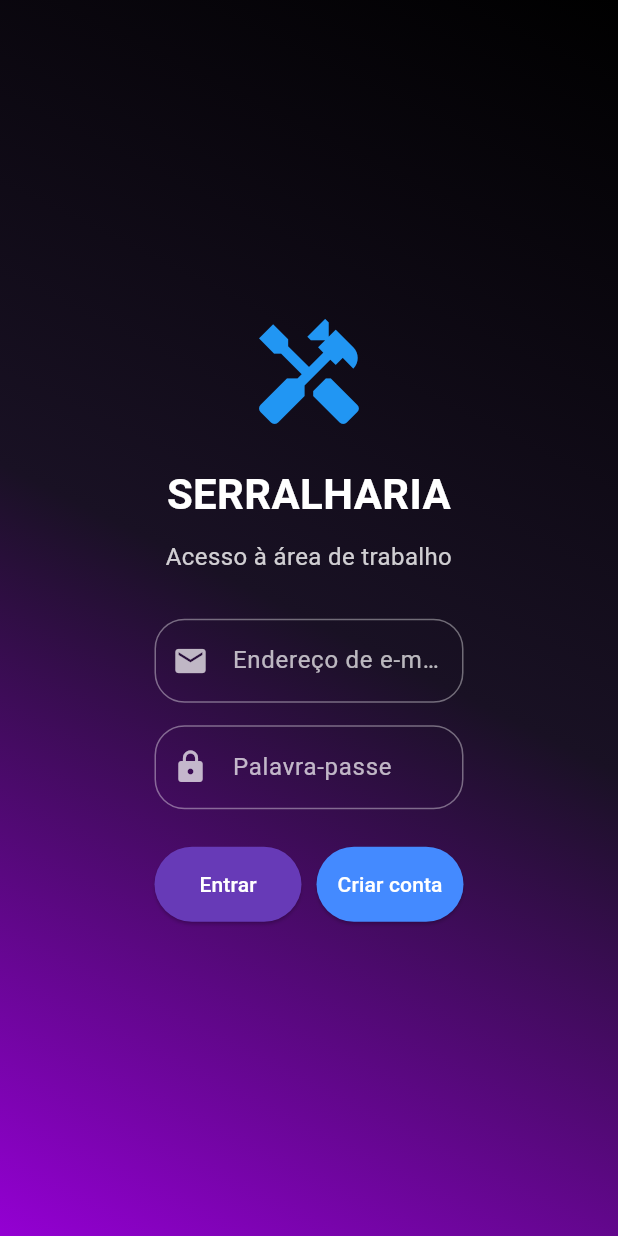
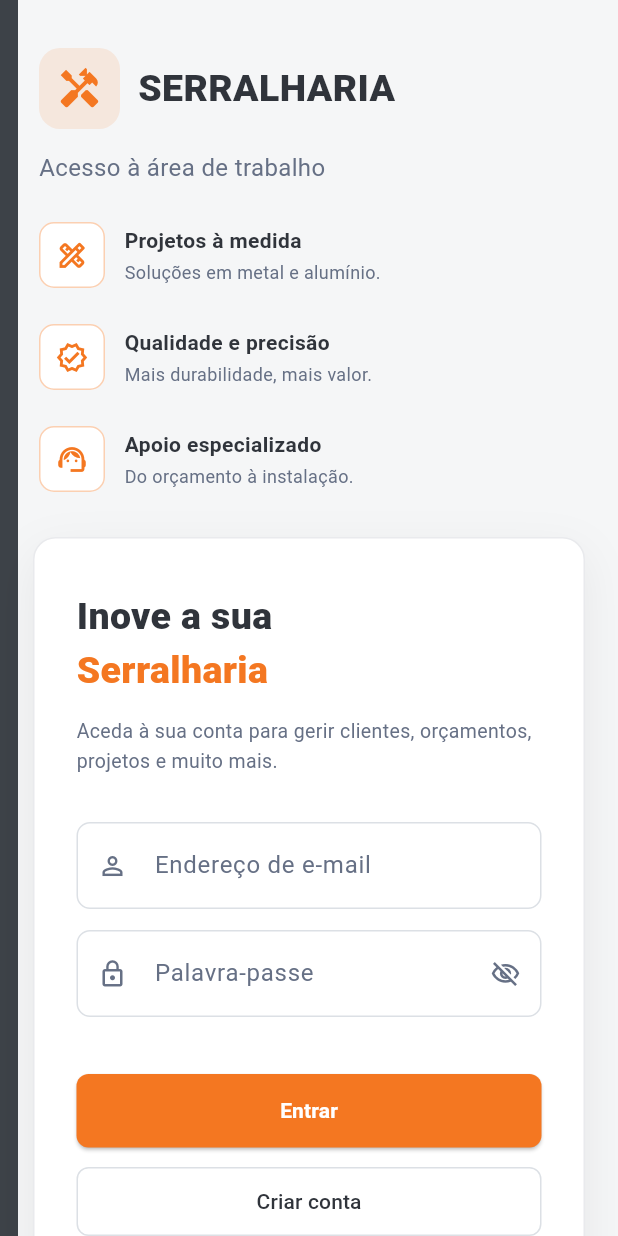
Before and after one commit to dinisdias1barbosa-tech/SMSystems, a Flutter app: the screen it shows after launch, on a phone screen of 412 x 824 dp. Run offline on Flutter 3.47's test engine with Material 3 defaults, Android fonts, the phone set to English and light mode, and no system bars; our stand-ins replace cloud_firestore, firebase_auth, firebase_core; accounts and stored records are empty.

Commit message:
Commit 1

```diff
--- /dev/null
+++ b/lib/dashboard.dart
@@ -0,0 +1,26 @@
+import 'package:flutter/material.dart';
+
+class dashboard extends StatefulWidget {
+  const dashboard({super.key});
+
+  @override
+  State<dashboard> createState() => _DashboardState();
+}
+
+class _DashboardState extends State<dashboard> {
+  @override
+  Widget build(BuildContext context) {
+    return Scaffold(
+      appBar: AppBar(
+        title: const Text('Serralharia'),
+        backgroundColor: Colors.blueGrey,
+      ),
+      body: const Center(
+        child: Text(
+          'Bem-vindo à Serralharia!',
+          style: TextStyle(fontSize: 22),
+        ),
+      ),
+    );
+  }
+}
--- a/lib/main.dart
+++ b/lib/main.dart
@@ -1,6 +1,7 @@
 import 'package:flutter/material.dart';
 import 'package:firebase_core/firebase_core.dart';
 import 'package:firebase_auth/firebase_auth.dart';
+import 'package:smsystems/dashboard.dart';
 import 'package:smsystems/firebase_options.dart';
 import 'package:smsystems/registro.dart';
 
@@ -41,6 +42,7 @@ class _LoginPageState extends State<LoginPage> {
 TextEditingController();
 
 bool loading = false;
+bool mostrarPassword = false;
 
 // Iniciar sessão
 Future<void> login() async {
@@ -79,7 +81,7 @@ class _LoginPageState extends State<LoginPage> {
 Navigator.pushReplacement(
 context,
 MaterialPageRoute(
-          builder: (_) => const Pagina_dashboard(),
+builder: (_) => const dashboard(),
 ),
 );
 } on FirebaseAuthException catch (e) {
@@ -129,196 +131,169 @@ class _LoginPageState extends State<LoginPage> {
 super.dispose();
 }
 
+static const laranja = Color(0xFFF47721);
+static const cinzaEscuro = Color(0xFF30343B);
+static const cinzaTexto = Color(0xFF667085);
+
 @override
 Widget build(BuildContext context) {
+final compacto = MediaQuery.sizeOf(context).width < 760;
 return Scaffold(
-      body: Container(
-        decoration: const BoxDecoration(
-          gradient: LinearGradient(
-            colors: [
-              Color(0xFF9400D3),
-              Color(0xFF191124),
-              Color(0xFF000000),
-            ],
-            begin: Alignment.bottomLeft,
-            end: Alignment.topRight,
+backgroundColor: const Color(0xFFF5F6F7),
+body: Stack(
+children: [
+Positioned.fill(
+child: Row(children: [
+Container(width: compacto ? 12 : 110, color: const Color(0xFF3D4248)),
+const Expanded(child: SizedBox()),
+]),
+),
+SafeArea(
+child: Center(
+child: SingleChildScrollView(
+padding: EdgeInsets.symmetric(horizontal: compacto ? 22 : 40, vertical: 32),
+child: ConstrainedBox(
+constraints: const BoxConstraints(maxWidth: 1080),
+child: compacto
+? Column(crossAxisAlignment: CrossAxisAlignment.stretch, children: [
+_apresentacao(compacto: true),
+const SizedBox(height: 30),
+_formulario(),
+])
+    : Row(crossAxisAlignment: CrossAxisAlignment.center, children: [
+Expanded(flex: 5, child: _apresentacao(compacto: false)),
+const SizedBox(width: 55),
+Expanded(flex: 4, child: _formulario()),
+]),
 ),
 ),
-        child: Center(
-          child: SingleChildScrollView(
-            padding: const EdgeInsets.all(20),
-            child: SizedBox(
-              width: MediaQuery.of(context).size.width * 0.5,
-              child: ConstrainedBox(
-                constraints: const BoxConstraints(
-                  minWidth: 280,
-                  maxWidth: 450,
-                ),
-                child: Column(
-                  mainAxisSize: MainAxisSize.min,
-                  children: [
-                    const Icon(
-                      Icons.handyman,
-                      size: 80,
-                      color: Colors.blue,
-                    ),
-
-                    const SizedBox(height: 20),
-
-                    const Text(
-                      'SERRALHARIA',
-                      textAlign: TextAlign.center,
-                      style: TextStyle(
-                        fontSize: 28,
-                        fontWeight: FontWeight.bold,
-                        color: Colors.white,
-                      ),
-                    ),
-
-                    const SizedBox(height: 10),
-
-                    Text(
-                      'Acesso à área de trabalho',
-                      textAlign: TextAlign.center,
-                      style: TextStyle(
-                        fontSize: 16,
-                        color: Colors.white.withOpacity(0.8),
-                      ),
-                    ),
-
-                    const SizedBox(height: 30),
-
-                    TextField(
-                      controller: emailController,
-                      keyboardType: TextInputType.emailAddress,
-                      style: const TextStyle(
-                        color: Colors.white,
-                      ),
-                      decoration: InputDecoration(
-                        labelText: 'Endereço de e-mail',
-                        labelStyle: const TextStyle(
-                          color: Colors.white70,
-                        ),
-                        prefixIcon: const Icon(
-                          Icons.email,
-                          color: Colors.white70,
-                        ),
-                        enabledBorder: OutlineInputBorder(
-                          borderRadius: BorderRadius.circular(20),
-                          borderSide: const BorderSide(
-                            color: Colors.white38,
-                          ),
-                        ),
-                        border: OutlineInputBorder(
-                          borderRadius: BorderRadius.circular(20),
-                        ),
-                        focusedBorder: OutlineInputBorder(
-                          borderSide: const BorderSide(
-                            color: Colors.deepPurple,
-                            width: 3,
-                          ),
-                          borderRadius: BorderRadius.circular(20),
-                        ),
-                      ),
-                    ),
-
-                    const SizedBox(height: 15),
-
-                    TextField(
-                      controller: passwordController,
-                      obscureText: true,
-                      onSubmitted: (_) => login(),
-                      style: const TextStyle(
-                        color: Colors.white,
-                      ),
-                      decoration: InputDecoration(
-                        labelText: 'Palavra-passe',
-                        labelStyle: const TextStyle(
-                          color: Colors.white70,
-                        ),
-                        prefixIcon: const Icon(
-                          Icons.lock,
-                          color: Colors.white70,
-                        ),
-                        enabledBorder: OutlineInputBorder(
-                          borderRadius: BorderRadius.circular(20),
-                          borderSide: const BorderSide(
-                            color: Colors.white38,
-                          ),
-                        ),
-                        border: OutlineInputBorder(
-                          borderRadius: BorderRadius.circular(20),
-                        ),
-                        focusedBorder: OutlineInputBorder(
-                          borderSide: const BorderSide(
-                            color: Colors.deepPurple,
-                            width: 3,
-                          ),
-                          borderRadius: BorderRadius.circular(20),
-                        ),
-                      ),
-                    ),
-
-                    const SizedBox(height: 25),
-
-                    Row(
-                      children: [
-                        Expanded(
-                          child: ElevatedButton(
-                            onPressed: loading ? null : login,
-                            style: ElevatedButton.styleFrom(
-                              backgroundColor: Colors.deepPurple,
-                              foregroundColor: Colors.white,
-                              padding: const EdgeInsets.symmetric(
-                                vertical: 15,
-                              ),
-                            ),
-                            child: loading
-                                ? const SizedBox(
-                              height: 22,
-                              width: 22,
-                              child: CircularProgressIndicator(
-                                color: Colors.white,
-                                strokeWidth: 3,
-                              ),
-                            )
-                                : const Text('Entrar'),
-                          ),
-                        ),
-
-                        const SizedBox(width: 10),
-
-                        Expanded(
-                          child: ElevatedButton(
-                            style: ElevatedButton.styleFrom(
-                              backgroundColor: Colors.blueAccent,
-                              foregroundColor: Colors.white,
-                              padding: const EdgeInsets.symmetric(
-                                vertical: 15,
-                              ),
-                            ),
-                            onPressed: loading
-                                ? null
-                                : () {
-                              Navigator.push(
-                                context,
-                                MaterialPageRoute(
-                                  builder: (_) => Registar(),
-                                ),
-                              );
-                            },
-                            child: const Text('Criar conta'),
 ),
 ),
 ],
 ),
-                  ],
+);
+}
+
+Widget _apresentacao({required bool compacto}) {
+return Padding(
+padding: EdgeInsets.symmetric(horizontal: compacto ? 4 : 24),
+child: Column(crossAxisAlignment: CrossAxisAlignment.start, children: [
+Row(children: [
+Container(
+padding: const EdgeInsets.all(12),
+decoration: BoxDecoration(color: laranja.withOpacity(.12), borderRadius: BorderRadius.circular(14)),
+child: const Icon(Icons.handyman, color: laranja, size: 30),
+),
+const SizedBox(width: 12),
+const Text('SERRALHARIA', style: TextStyle(fontSize: 25, fontWeight: FontWeight.w800, color: cinzaEscuro)),
+]),
+const SizedBox(height: 14),
+const Text('Acesso à área de trabalho', style: TextStyle(fontSize: 16, color: cinzaTexto)),
+SizedBox(height: compacto ? 25 : 58),
+_beneficio(Icons.design_services_outlined, 'Projetos à medida', 'Soluções em metal e alumínio.'),
+const SizedBox(height: 24),
+_beneficio(Icons.verified_outlined, 'Qualidade e precisão', 'Mais durabilidade, mais valor.'),
+const SizedBox(height: 24),
+_beneficio(Icons.support_agent_outlined, 'Apoio especializado', 'Do orçamento à instalação.'),
+]),
+);
+}
+
+Widget _beneficio(IconData icone, String titulo, String descricao) {
+return Row(children: [
+Container(
+padding: const EdgeInsets.all(10),
+decoration: BoxDecoration(
+border: Border.all(color: laranja.withOpacity(.35)),
+borderRadius: BorderRadius.circular(10),
+color: Colors.white,
+),
+child: Icon(icone, color: laranja, size: 22),
+),
+const SizedBox(width: 13),
+Expanded(child: Column(crossAxisAlignment: CrossAxisAlignment.start, children: [
+Text(titulo, style: const TextStyle(fontWeight: FontWeight.w700, color: cinzaEscuro)),
+const SizedBox(height: 3),
+Text(descricao, style: const TextStyle(fontSize: 12, color: cinzaTexto)),
+])),
+]);
+}
+
+InputDecoration _campo(String nome, IconData icone) {
+return InputDecoration(
+labelText: nome,
+labelStyle: const TextStyle(color: cinzaTexto),
+prefixIcon: Icon(icone, color: cinzaTexto, size: 20),
+filled: true,
+fillColor: Colors.white,
+contentPadding: const EdgeInsets.symmetric(vertical: 17, horizontal: 14),
+enabledBorder: OutlineInputBorder(borderRadius: BorderRadius.circular(9), borderSide: const BorderSide(color: Color(0xFFDCE0E5))),
+border: OutlineInputBorder(borderRadius: BorderRadius.circular(9)),
+focusedBorder: OutlineInputBorder(borderRadius: BorderRadius.circular(9), borderSide: const BorderSide(color: laranja, width: 2)),
+);
+}
+
+Widget _formulario() {
+return Container(
+padding: const EdgeInsets.symmetric(horizontal: 28, vertical: 34),
+decoration: BoxDecoration(
+color: Colors.white,
+borderRadius: BorderRadius.circular(15),
+border: Border.all(color: const Color(0xFFE9EAED)),
+boxShadow: const [BoxShadow(color: Color(0x10000000), blurRadius: 26, offset: Offset(0, 10))],
+),
+child: Column(crossAxisAlignment: CrossAxisAlignment.stretch, children: [
+const Text('Inove a sua', style: TextStyle(fontSize: 25, fontWeight: FontWeight.w800, color: cinzaEscuro)),
+const Text('Serralharia', style: TextStyle(fontSize: 25, fontWeight: FontWeight.w800, color: laranja)),
+const SizedBox(height: 13),
+const Text('Aceda à sua conta para gerir clientes, orçamentos, projetos e muito mais.', style: TextStyle(fontSize: 13, color: cinzaTexto, height: 1.5)),
+const SizedBox(height: 30),
+TextField(
+controller: emailController,
+keyboardType: TextInputType.emailAddress,
+decoration: _campo('Endereço de e-mail', Icons.person_outline),
+),
+const SizedBox(height: 14),
+TextField(
+controller: passwordController,
+obscureText: !mostrarPassword,
+onSubmitted: (_) => login(),
+decoration: _campo('Palavra-passe', Icons.lock_outline).copyWith(
+suffixIcon: IconButton(
+tooltip: mostrarPassword ? 'Ocultar palavra-passe' : 'Mostrar palavra-passe',
+icon: Icon(mostrarPassword ? Icons.visibility_outlined : Icons.visibility_off_outlined, color: cinzaTexto, size: 20),
+onPressed: () => setState(() => mostrarPassword = !mostrarPassword),
 ),
 ),
 ),
+const SizedBox(height: 13),
+const SizedBox(height: 25),
+ElevatedButton(
+onPressed: loading ? null : login,
+style: ElevatedButton.styleFrom(
+backgroundColor: laranja,
+foregroundColor: Colors.white,
+minimumSize: const Size.fromHeight(49),
+shape: RoundedRectangleBorder(borderRadius: BorderRadius.circular(8)),
 ),
+child: loading
+? const SizedBox(height: 20, width: 20, child: CircularProgressIndicator(color: Colors.white, strokeWidth: 2.5))
+    : const Text('Entrar', style: TextStyle(fontWeight: FontWeight.w700)),
 ),
+const SizedBox(height: 12),
+OutlinedButton(
+onPressed: loading ? null : () {
+Navigator.push(context, MaterialPageRoute(builder: (_) => Registar()));
+},
+style: OutlinedButton.styleFrom(
+foregroundColor: cinzaEscuro,
+minimumSize: const Size.fromHeight(46),
+side: const BorderSide(color: Color(0xFFDCE0E5)),
+shape: RoundedRectangleBorder(borderRadius: BorderRadius.circular(8)),
 ),
+child: const Text('Criar conta'),
+),
+]),
 );
 }
 }
```
Lines whose indentation alone changed are shown as unchanged.
